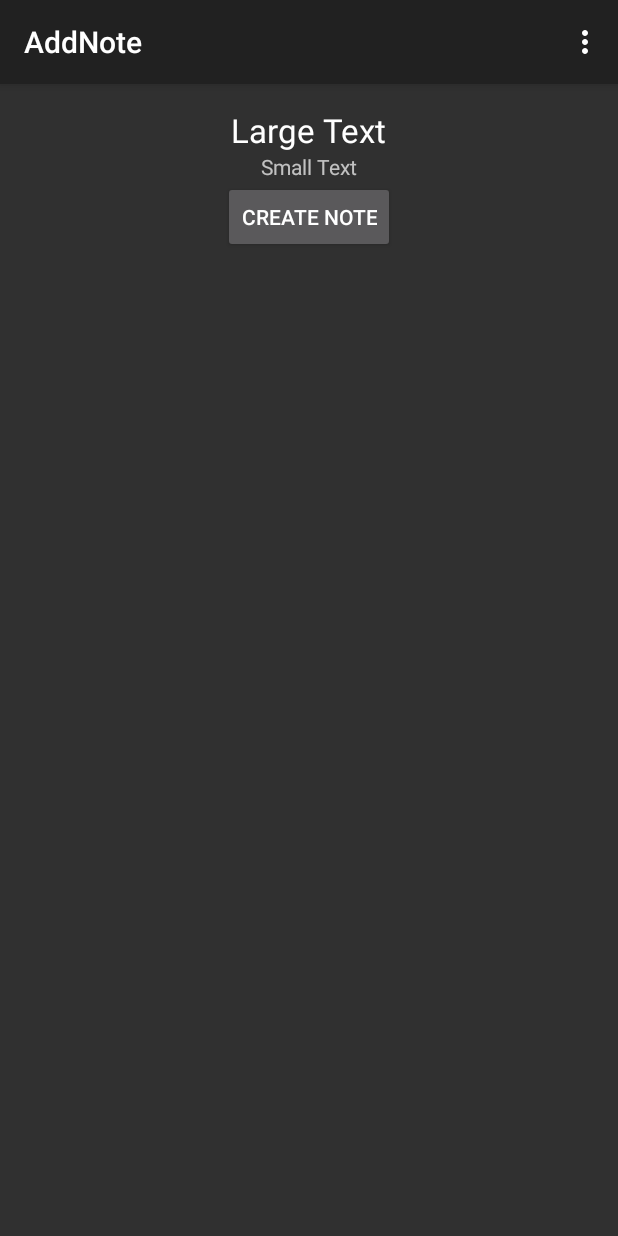
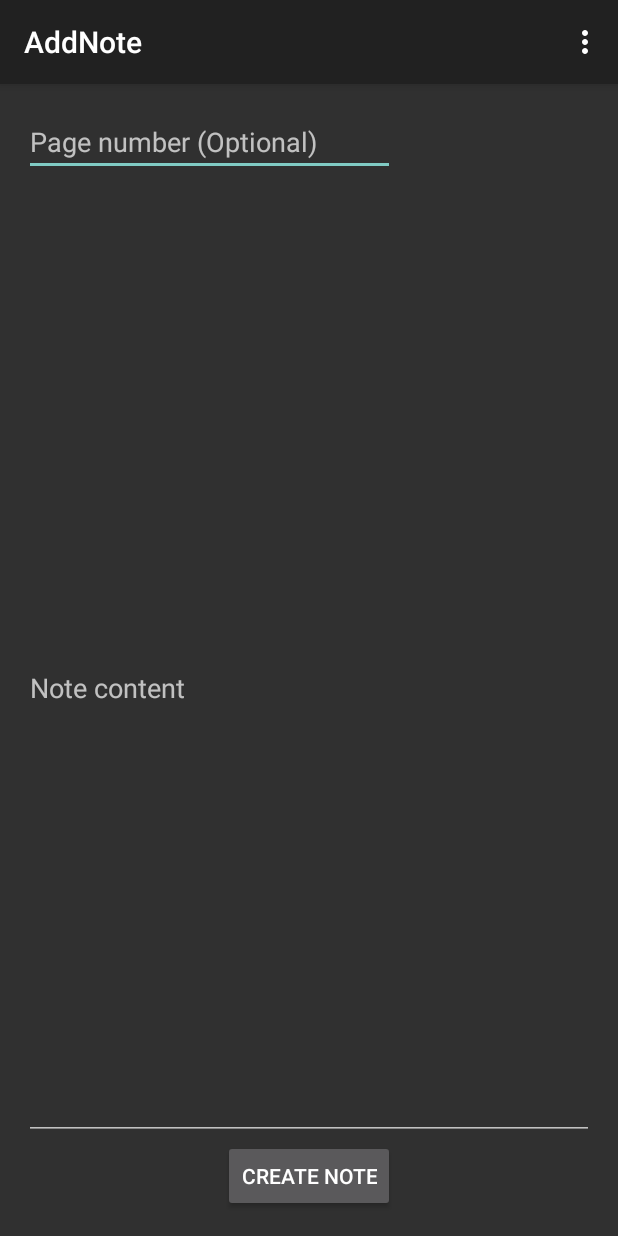
Before and after one commit to fed1620/BookWarm, an Android app: the AddNoteActivity screen opened directly, with no data from a screen before it, on a phone screen of 412 x 824 dp. Run offline under Robolectric (Android 15) with nearby library versions, the phone set to English and light mode, and no system bars.

Commit message:
Lots of work with Note activities' java.

```diff
--- a/app/src/main/java/edu/byui/cs246/bookwarm/AddNoteActivity.java
+++ b/app/src/main/java/edu/byui/cs246/bookwarm/AddNoteActivity.java
@@ -1,17 +1,39 @@
 package edu.byui.cs246.bookwarm;
 
+import android.content.Intent;
 import android.support.v7.app.ActionBarActivity;
 import android.os.Bundle;
+import android.util.Log;
 import android.view.Menu;
 import android.view.MenuItem;
+import android.view.View;
+import android.widget.Button;
+import android.widget.TextView;
+
+import java.util.Date;
+import java.util.List;
 
 
 public class AddNoteActivity extends ActionBarActivity {
+    private static final String TAG_ADD_NOTE_ACTIVITY = "AddNoteActivity";
+
+    Book thisBook;
+    Note newNote;
+    TextView pageNumber;
+    TextView noteContent;
 
     @Override
     protected void onCreate(Bundle savedInstanceState) {
         super.onCreate(savedInstanceState);
         setContentView(R.layout.activity_add_note);
+
+        thisBook = (Book) getIntent().getSerializableExtra("thisBook");
+        newNote = new Note();
+
+        pageNumber  = (TextView) findViewById(R.id.pageNumber);
+        noteContent = (TextView) findViewById(R.id.noteContent);
+
+        setupCreateNoteButton();
     }
 
 
@@ -36,4 +58,62 @@ public class AddNoteActivity extends ActionBarActivity {
 
         return super.onOptionsItemSelected(item);
     }
+
+    private void setupCreateNoteButton() {
+        Button createNoteButton = (Button) findViewById(R.id.createNote);
+        createNoteButton.setOnClickListener(new View.OnClickListener() {
+            @Override
+            public void onClick(View v) {
+                newNote.setPageNumber(buildPageNumber());
+                newNote.setNoteContent(noteContent.getText().toString());
+
+                thisBook.addNote(newNote);
+
+                Intent intent = new Intent(AddNoteActivity.this, ListNoteActivity.class);
+                intent.putExtra("thisBook", thisBook);
+                startActivity(intent);
+            }
+        });
+    }
+
+    private Integer buildPageNumber() {
+        if (!pageNumber.getText().toString().isEmpty()) {
+            String pageNumberContent = pageNumber.getText().toString();
+            if (isInteger(pageNumberContent)) {
+                return new Integer(pageNumberContent);
+            } else {
+                Log.e(TAG_ADD_NOTE_ACTIVITY, "The user entered an invalid page number.");
+                //TODO: Implement a 'try again' feature
+                return 0;
+            }
+        } else {
+            return 0;
+        }
+    }
+
+    //lovingly ripped off from:
+    // http://stackoverflow.com/questions/237159/whats-the-best-way-to-check-to-see-if-a-string-represents-an-integer-in-java
+    public static boolean isInteger(String str) {
+        if (str == null) {
+            return false;
+        }
+        int length = str.length();
+        if (length == 0) {
+            return false;
+        }
+        int i = 0;
+        if (str.charAt(0) == '-') {
+            if (length == 1) {
+                return false;
+            }
+            i = 1;
+        }
+        for (; i < length; i++) {
+            char c = str.charAt(i);
+            if (c <= '/' || c >= ':') {
+                return false;
+            }
+        }
+        return true;
+    }
 }
--- a/app/src/main/java/edu/byui/cs246/bookwarm/BookDetailsActivity.java
+++ b/app/src/main/java/edu/byui/cs246/bookwarm/BookDetailsActivity.java
@@ -201,7 +201,6 @@ public class BookDetailsActivity extends ActionBarActivity {
             @Override
             public void onClick(View v) {
                 Intent intent = new Intent(BookDetailsActivity.this, ListNoteActivity.class);
-                intent.putExtra("thisBook", thisBook);
                 startActivity(intent);
             }
         });
--- a/app/src/main/java/edu/byui/cs246/bookwarm/MainActivity.java
+++ b/app/src/main/java/edu/byui/cs246/bookwarm/MainActivity.java
@@ -127,7 +127,7 @@ public class MainActivity extends ActionBarActivity {
      * Self-explanatory
      */
     private void setupCustomListView() {
-        CustomList adapter = new CustomList(MainActivity.this, library);
+        CustomLibraryList adapter = new CustomLibraryList(MainActivity.this, library);
         list = (ListView) findViewById(R.id.listView);
         list.setAdapter(adapter);
 
--- a/app/src/main/res/layout/activity_add_note.xml
+++ b/app/src/main/res/layout/activity_add_note.xml
@@ -6,29 +6,38 @@
     android:paddingBottom="@dimen/activity_vertical_margin"
     tools:context="edu.byui.cs246.bookwarm.AddNoteActivity">
 
-    <TextView
-        android:layout_width="wrap_content"
-        android:layout_height="wrap_content"
-        android:textAppearance="?android:attr/textAppearanceLarge"
-        android:text="Large Text"
-        android:id="@+id/noteText"
-        android:layout_alignParentTop="true"
-        android:layout_centerHorizontal="true" />
-
-    <TextView
-        android:layout_width="wrap_content"
-        android:layout_height="wrap_content"
-        android:textAppearance="?android:attr/textAppearanceSmall"
-        android:text="Small Text"
-        android:id="@+id/page"
-        android:layout_below="@+id/noteText"
-        android:layout_centerHorizontal="true" />
-
     <Button
         android:layout_width="wrap_content"
         android:layout_height="wrap_content"
         android:text="Create Note"
         android:id="@+id/createNote"
-        android:layout_below="@+id/page"
+        android:layout_alignParentBottom="true"
         android:layout_centerHorizontal="true" />
+
+    <EditText
+        android:layout_width="wrap_content"
+        android:layout_height="wrap_content"
+        android:id="@+id/pageNumber"
+        android:layout_alignParentTop="true"
+        android:layout_alignParentLeft="true"
+        android:layout_alignParentStart="true"
+        android:layout_toStartOf="@+id/createNote"
+        android:layout_alignRight="@+id/createNote"
+        android:layout_alignEnd="@+id/createNote"
+        android:singleLine="false"
+        android:hint="Page number (Optional)" />
+
+    <EditText
+        android:layout_width="wrap_content"
+        android:layout_height="wrap_content"
+        android:id="@+id/noteContent"
+        android:layout_below="@+id/pageNumber"
+        android:layout_alignParentLeft="true"
+        android:layout_alignParentStart="true"
+        android:layout_marginTop="40dp"
+        android:layout_above="@+id/createNote"
+        android:layout_alignParentRight="true"
+        android:layout_alignParentEnd="true"
+        android:hint="Note content" />
+
 </RelativeLayout>
--- a/app/src/main/res/layout/activity_list_note.xml
+++ b/app/src/main/res/layout/activity_list_note.xml
@@ -9,7 +9,7 @@
     <ListView
         android:layout_width="wrap_content"
         android:layout_height="wrap_content"
-        android:id="@+id/listNote"
+        android:id="@+id/listView"
         android:layout_centerHorizontal="true"
         android:layout_above="@+id/addNote" />
 
```
Also changed, not shown: app/src/main/java/edu/byui/cs246/bookwarm/Book.java (+7 -0 lines), app/src/main/java/edu/byui/cs246/bookwarm/CustomLibraryList.java (renamed from app/src/main/java/edu/byui/cs246/bookwarm/CustomList.java, +4 -4 lines), app/src/main/java/edu/byui/cs246/bookwarm/ListNoteActivity.java (+20 -9 lines), app/src/main/java/edu/byui/cs246/bookwarm/Note.java (+25 -12 lines), app/src/main/res/layout/library_list_single.xml (renamed from app/src/main/res/layout/list_single.xml).
